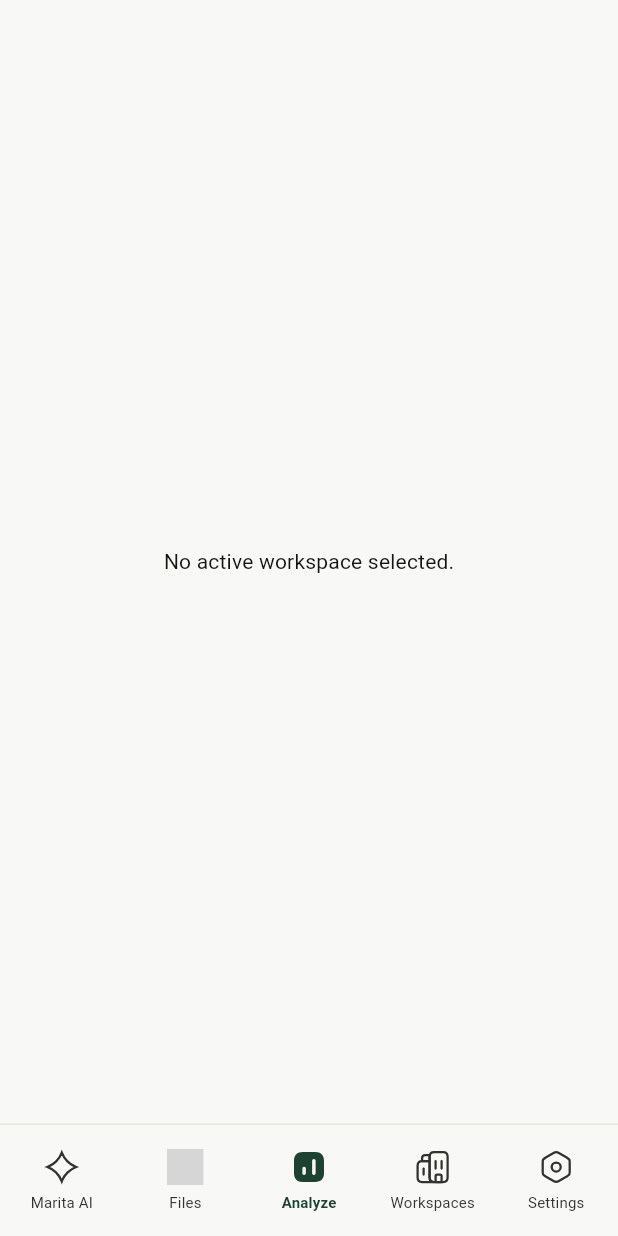
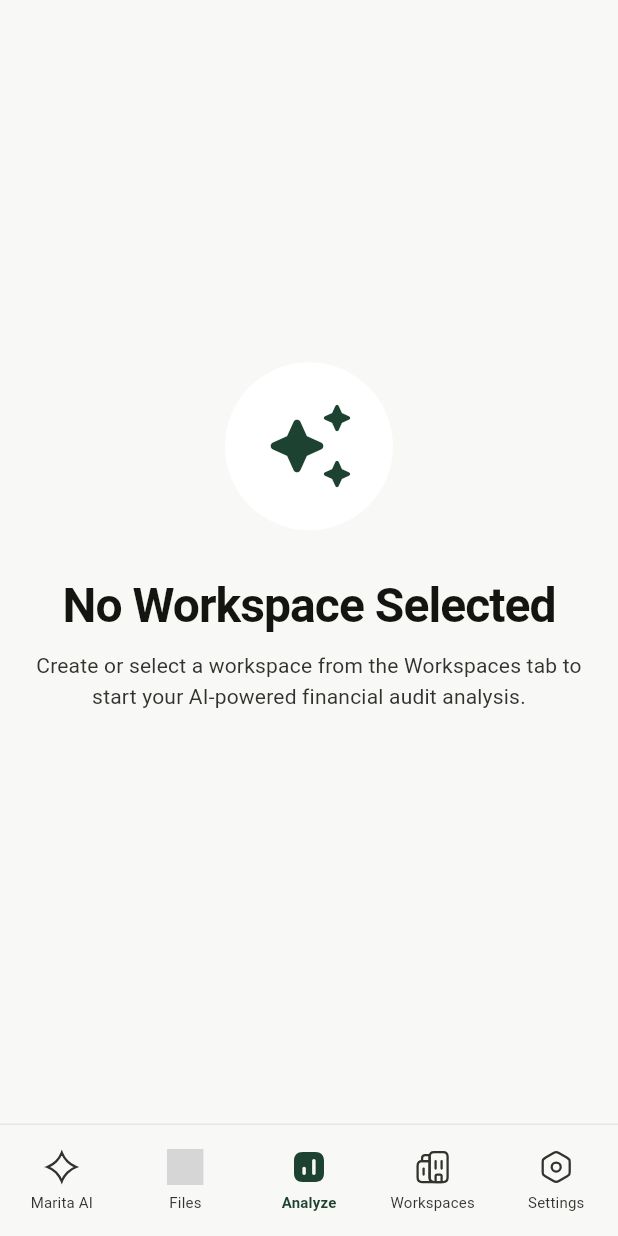
Before and after one commit to muhammadmunabari/Marita, a Flutter app: the AnalyzeScreen screen opened by its route, on a phone screen of 412 x 824 dp. Run offline on Flutter 3.47's test engine with Material 3 defaults, Android fonts, the phone set to English and light mode, and no system bars; our stand-ins replace cloud_firestore, file_picker, firebase_ai, firebase_auth, firebase_core, firebase_storage and 13 more; missing offline and left inert: excel, firebase_app_check, syncfusion_flutter_pdf; accounts and stored records are empty; Roboto replaces fonts that are missing (PlusJakartaSans); grey boxes are pictures that could not be loaded.

Commit message:
feat: implement Riverpod state management and UI screens for document analysis and application settings

```diff
--- a/lib/screens/analyze/analyze_screen.dart
+++ b/lib/screens/analyze/analyze_screen.dart
@@ -23,10 +23,51 @@ class AnalyzeScreen extends ConsumerWidget {
   Widget build(BuildContext context, WidgetRef ref) {
     final activeWorkspace = ref.watch(activeWorkspaceProvider);
     if (activeWorkspace == null) {
+      final colors = context.maritaColors;
+      final typography = context.maritaTypography;
       return Scaffold(
-        backgroundColor: context.maritaColors.backgroundPrimary,
-        body: const SafeArea(
-          child: Center(child: Text('No active workspace selected.')),
+        backgroundColor: colors.backgroundPrimary,
+        body: SafeArea(
+          child: Center(
+            child: Padding(
+              padding: const EdgeInsets.symmetric(horizontal: 24.0),
+              child: Column(
+                mainAxisAlignment: MainAxisAlignment.center,
+                children: [
+                  Container(
+                    padding: const EdgeInsets.all(24),
+                    decoration: BoxDecoration(
+                      color: colors.backgroundSecondary,
+                      shape: BoxShape.circle,
+                    ),
+                    child: Icon(
+                      Icons.auto_awesome_rounded,
+                      size: 64,
+                      color: colors.interactivePrimary,
+                    ),
+                  ),
+                  const SizedBox(height: 32),
+                  Text(
+                    'No Workspace Selected',
+                    style: typography.titleLarge.copyWith(
+                      color: colors.contentPrimary,
+                    ),
+                    textAlign: TextAlign.center,
+                  ),
+                  const SizedBox(height: 12),
+                  Text(
+                    'Create or select a workspace from the Workspaces tab to start your AI-powered financial audit analysis.',
+                    style: typography.bodyDefault.copyWith(
+                      color: colors.contentSecondary,
+                      height: 1.5,
+                    ),
+                    textAlign: TextAlign.center,
+                  ),
+                  const SizedBox(height: 32),
+                ],
+              ),
+            ),
+          ),
         ),
       );
     }
--- a/lib/services/auth_service.dart
+++ b/lib/services/auth_service.dart
@@ -48,6 +48,9 @@ class AuthService {
         .collection('users')
         .doc(userCredential.user!.uid)
         .set(userData);
+
+    // Send email verification
+    await userCredential.user?.sendEmailVerification();
 
     return userCredential;
   }
```
Also changed, not shown: lib/providers/analyze_provider.dart (+4 -5 lines), lib/providers/settings_provider.dart (+8 -5 lines), lib/screens/settings/settings_screen.dart (+6 -1 lines).
